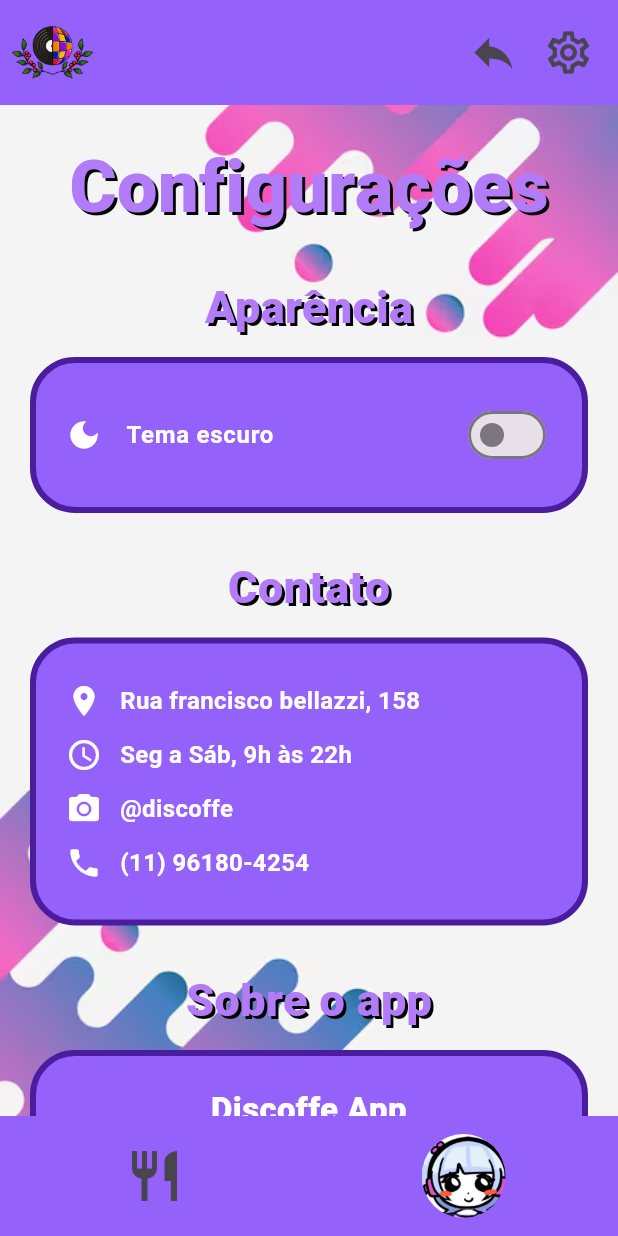
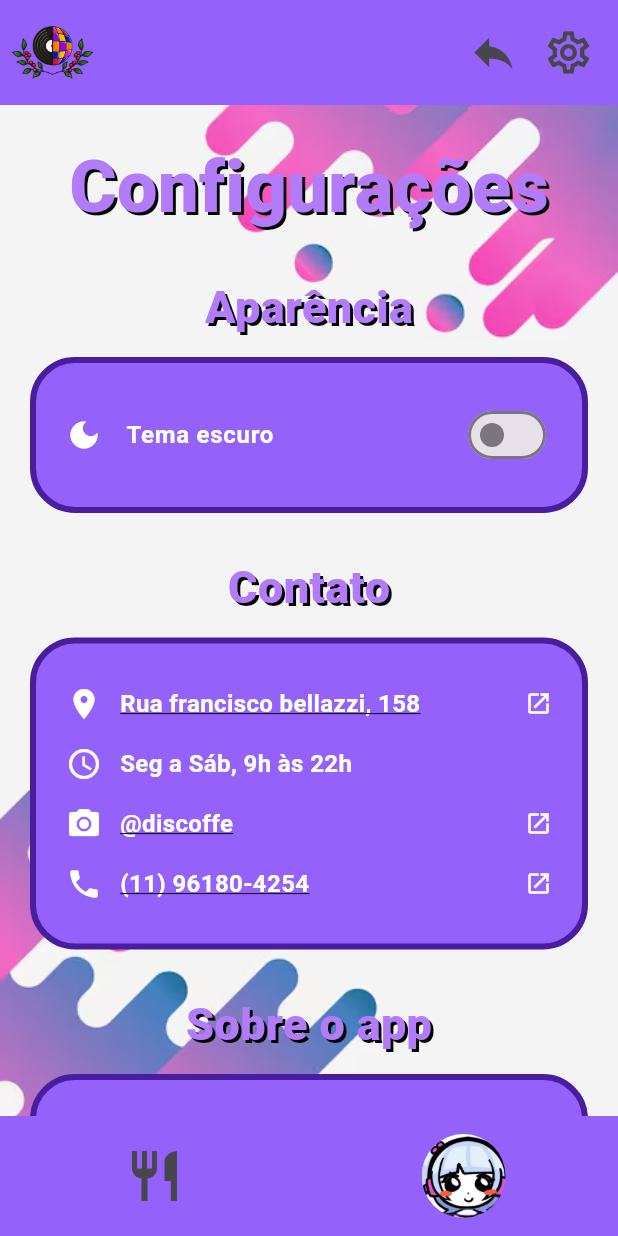
Before and after one commit to EnzoMB41/tcc-moblie, a Flutter app: the ConfigPage screen opened by its route, on a phone screen of 412 x 824 dp. Run offline on Flutter 3.47's test engine with Material 3 defaults, Android fonts, the phone set to English and light mode, and no system bars; our stand-ins replace video_player.

Commit message:
tornei os contatos clicaveis

```diff
--- a/assets/data/conteudo.json
+++ b/assets/data/conteudo.json
@@ -138,6 +138,10 @@
     "versao": "Versão 1.0.1",
     "equipeTitulo": "Desenvolvido por:",
     "equipe": "enzo, lorena, sarah, pietro, mussato",
-    "feitoCom": "Feito com Flutter"
+    "feitoCom": "Feito com Flutter",
+    "enderecoLink": "https://www.google.com/maps/place/ETEC+Prof%C2%B0+Basilides+de+Godoy/@-23.5208186,-46.7303614,17z/data=!3m1!4b1!4m6!3m5!1s0x94cef8c1d371ec31:0x671c9325c275132e!8m2!3d-23.5208186!4d-46.7277865!16s%2Fg%2F121tt059?entry=ttu&g_ep=EgoyMDI2MTEwNC4wIKXMDSoASAFQAw%3D%3D",
+    "instagramLink": "https://www.instagram.com/enzo_miraanda?exln=NG91Z2dncHN6YmNz",
+    "whatsappLink": "https://wa.me/5511961804254",
+    "erroLink": "Não foi possível abrir o link"
   }
 }
--- a/lib/pages/config_page.dart
+++ b/lib/pages/config_page.dart
@@ -1,4 +1,5 @@
 import 'package:flutter/material.dart';
+import 'package:url_launcher/url_launcher.dart';
 import '../conteudo.dart';
 import '../cores.dart';
 import '../tema.dart';
@@ -34,7 +35,7 @@ class ConfigPage extends StatelessWidget {
               ),
               const SizedBox(height: 24),
 
-              //Aparencia
+              //A aparencia da pag
               _Secao(
                 titulo: t('config.aparenciaTitulo'),
                 child: ValueListenableBuilder<ThemeMode>(
@@ -57,15 +58,27 @@ class ConfigPage extends StatelessWidget {
               ),
               const SizedBox(height: 28),
 
-              //contato
+              //aqui o contato
               _Secao(
                 titulo: t('config.contatoTitulo'),
                 child: Column(
                   children: [
-                    _Linha(Icons.place, t('config.endereco')),
+                    _Linha(
+                      Icons.place,
+                      t('config.endereco'),
+                      link: t('config.enderecoLink'),
+                    ),
                     _Linha(Icons.schedule, t('config.horario')),
-                    _Linha(Icons.camera_alt, t('config.instagram')),
-                    _Linha(Icons.phone, t('config.whatsapp')),
+                    _Linha(
+                      Icons.camera_alt,
+                      t('config.instagram'),
+                      link: t('config.instagramLink'),
+                    ),
+                    _Linha(
+                      Icons.phone,
+                      t('config.whatsapp'),
+                      link: t('config.whatsappLink'),
+                    ),
                   ],
                 ),
               ),
@@ -108,7 +121,7 @@ class ConfigPage extends StatelessWidget {
   }
 }
 
-// titulo + caixa roxa
+// titulo com a caixa roxa
 class _Secao extends StatelessWidget {
   final String titulo;
   final Widget child;
@@ -146,21 +159,52 @@ class _Secao extends StatelessWidget {
 }
 
 // linha com icone + texto que e usada no contato
+// se tiver link ela fica clicavel
 class _Linha extends StatelessWidget {
   final IconData icone;
   final String texto;
-  const _Linha(this.icone, this.texto);
+  final String? link;
+  const _Linha(this.icone, this.texto, {this.link});
+
+  // abre o link no navegador ou no app
+  Future<void> _abrir(BuildContext context) async {
+    final aberto = await launchUrl(
+      Uri.parse(link!),
+      mode: LaunchMode.externalApplication,
+    );
+    // se nao abrir mostra o aviso la embaixo
+    if (!aberto && context.mounted) {
+      ScaffoldMessenger.of(context).showSnackBar(
+        SnackBar(content: Text(t('config.erroLink'))),
+      );
+    }
+  }
 
   @override
   Widget build(BuildContext context) {
-    return Padding(
-      padding: const EdgeInsets.symmetric(vertical: 6),
-      child: Row(
-        children: [
-          Icon(icone, color: Colors.white),
-          const SizedBox(width: 12),
-          Expanded(child: Text(texto, style: _branco)),
-        ],
+    final clicavel = link != null;
+
+    return InkWell(
+      onTap: clicavel ? () => _abrir(context) : null,
+      borderRadius: BorderRadius.circular(12),
+      child: Padding(
+        padding: const EdgeInsets.symmetric(vertical: 8),
+        child: Row(
+          children: [
+            Icon(icone, color: Colors.white),
+            const SizedBox(width: 12),
+            Expanded(
+              child: Text(
+                texto,
+                style: clicavel
+                    ? _branco.copyWith(decoration: TextDecoration.underline)
+                    : _branco,
+              ),
+            ),
+            if (clicavel)
+              const Icon(Icons.open_in_new, color: Colors.white, size: 18),
+          ],
+        ),
       ),
     );
   }
--- a/pubspec.yaml
+++ b/pubspec.yaml
@@ -17,6 +17,7 @@ dependencies:
 
   cupertino_icons: ^1.0.8
   video_player: ^2.14.1
+  url_launcher: ^6.3.3
 
 dev_dependencies:
   flutter_test:
```
Also changed, not shown: pubspec.lock, 5 other files.
